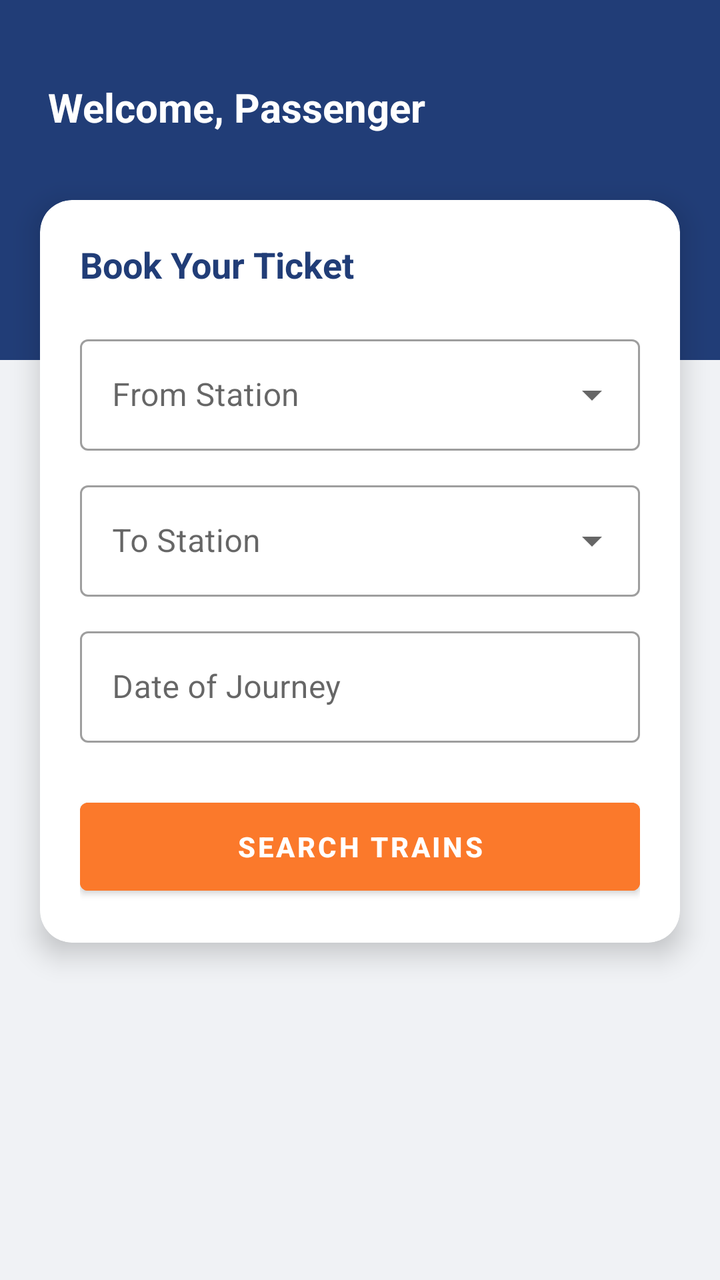
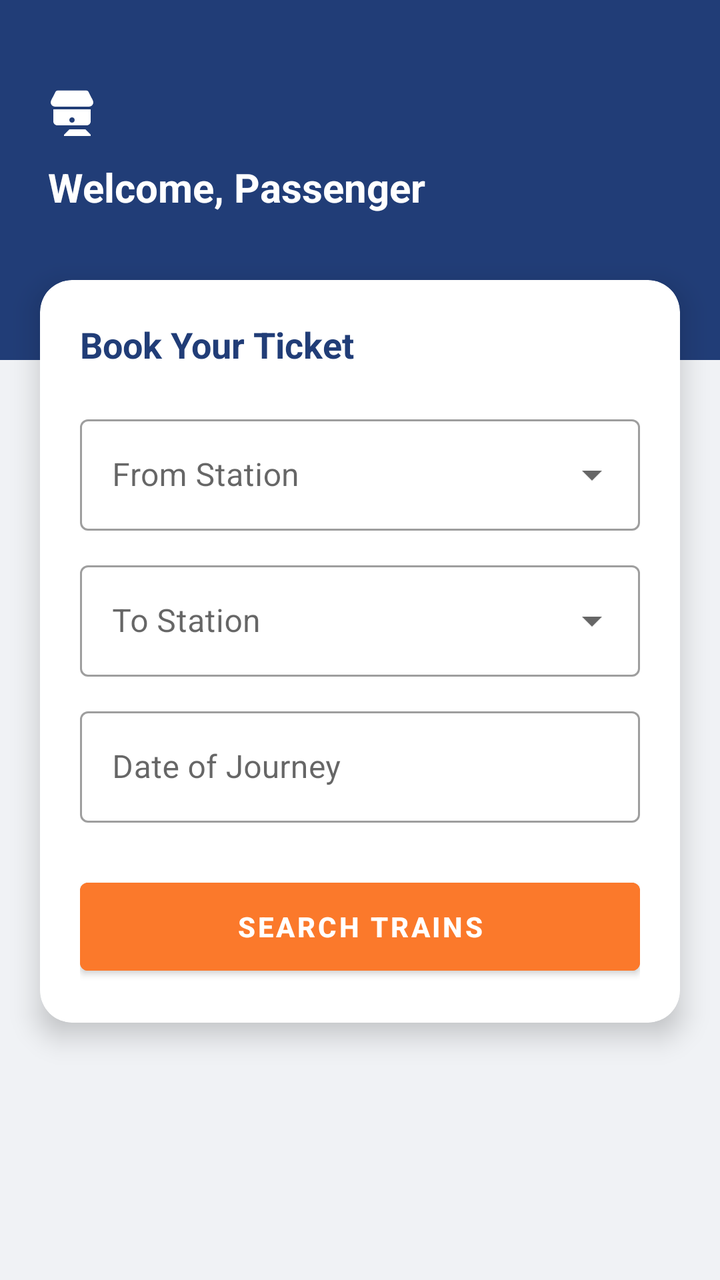

Compare the two renders of this Android layout. The source of the first and the diff that turns it into the second are given below.
<!-- AndroidManifest.xml: application theme Theme.IRCTC -->
<!-- res/layout/activity_main.xml -->
<?xml version="1.0" encoding="utf-8"?>
<androidx.constraintlayout.widget.ConstraintLayout xmlns:android="http://schemas.android.com/apk/res/android"
    xmlns:app="http://schemas.android.com/apk/res-auto"
    android:layout_width="match_parent"
    android:layout_height="match_parent"
    android:background="#F0F2F5">

    <View
        android:id="@+id/topBar"
        android:layout_width="match_parent"
        android:layout_height="180dp"
        android:background="#213D77"
        app:layout_constraintTop_toTopOf="parent" />

    <TextView
        android:id="@+id/welcomeText"
        android:layout_width="wrap_content"
        android:layout_height="wrap_content"
        android:layout_marginStart="24dp"
        android:layout_marginTop="40dp"
        android:text="Welcome, Passenger"
        android:textColor="#FFFFFF"
        android:textSize="20sp"
        android:textStyle="bold"
        app:layout_constraintStart_toStartOf="parent"
        app:layout_constraintTop_toTopOf="parent" />

    <androidx.cardview.widget.CardView
        android:id="@+id/searchCard"
        android:layout_width="match_parent"
        android:layout_height="wrap_content"
        android:layout_marginHorizontal="20dp"
        android:layout_marginTop="100dp"
        app:cardCornerRadius="16dp"
        app:cardElevation="8dp"
        app:layout_constraintTop_toTopOf="parent">

        <LinearLayout
            android:layout_width="match_parent"
            android:layout_height="wrap_content"
            android:orientation="vertical"
            android:padding="20dp">

            <TextView
                android:layout_width="wrap_content"
                android:layout_height="wrap_content"
                android:text="Book Your Ticket"
                android:textColor="#213D77"
                android:textSize="18sp"
                android:textStyle="bold" />

            <com.google.android.material.textfield.TextInputLayout
                style="@style/Widget.MaterialComponents.TextInputLayout.OutlinedBox.ExposedDropdownMenu"
                android:layout_width="match_parent"
                android:layout_height="wrap_content"
                android:layout_marginTop="20dp"
                android:hint="From Station">

                <AutoCompleteTextView
                    android:id="@+id/fromStation"
                    android:layout_width="match_parent"
                    android:layout_height="wrap_content"
                    android:inputType="text" />
            </com.google.android.material.textfield.TextInputLayout>

            <com.google.android.material.textfield.TextInputLayout
                style="@style/Widget.MaterialComponents.TextInputLayout.OutlinedBox.ExposedDropdownMenu"
                android:layout_width="match_parent"
                android:layout_height="wrap_content"
                android:layout_marginTop="12dp"
                android:hint="To Station">

                <AutoCompleteTextView
                    android:id="@+id/toStation"
                    android:layout_width="match_parent"
                    android:layout_height="wrap_content"
                    android:inputType="text" />
            </com.google.android.material.textfield.TextInputLayout>

            <com.google.android.material.textfield.TextInputLayout
                style="@style/Widget.MaterialComponents.TextInputLayout.OutlinedBox"
                android:layout_width="match_parent"
                android:layout_height="wrap_content"
                android:layout_marginTop="12dp"
                android:hint="Date of Journey">

                <com.google.android.material.textfield.TextInputEditText
                    android:id="@+id/journeyDate"
                    android:layout_width="match_parent"
                    android:layout_height="wrap_content"
                    android:focusable="false"
                    android:inputType="none" />
            </com.google.android.material.textfield.TextInputLayout>

            <Button
                android:id="@+id/searchBtn"
                android:layout_width="match_parent"
                android:layout_height="56dp"
                android:layout_marginTop="24dp"
                android:backgroundTint="#FB792B"
                android:text="SEARCH TRAINS"
                android:textStyle="bold" />

        </LinearLayout>
    </androidx.cardview.widget.CardView>

</androidx.constraintlayout.widget.ConstraintLayout>
<!-- resources referenced by this layout -->
<resources>
  <style name="Theme.IRCTC" parent="Theme.MaterialComponents.DayNight.NoActionBar">
          
          <item name="colorPrimary">@color/irctc_blue</item>
          <item name="colorPrimaryVariant">@color/irctc_blue</item>
          <item name="onPrimary">@color/white</item>
          
          <item name="colorSecondary">@color/irctc_orange</item>
          <item name="colorSecondaryVariant">@color/irctc_orange</item>
          <item name="onSecondary">@color/black</item>
          
          <item name="android:statusBarColor">?attr/colorPrimaryVariant</item>
          
      </style>
  <color name="irctc_blue">#213D77</color>
  <color name="white">#FFFFFFFF</color>
  <color name="irctc_orange">#F58220</color>
  <color name="black">#FF000000</color>
</resources>

<!-- the commit's change to res/layout/activity_main.xml (unified diff, before → after) -->
@@ -1,107 +1,158 @@
 <?xml version="1.0" encoding="utf-8"?>
-<androidx.constraintlayout.widget.ConstraintLayout xmlns:android="http://schemas.android.com/apk/res/android"
+<androidx.drawerlayout.widget.DrawerLayout xmlns:android="http://schemas.android.com/apk/res/android"
     xmlns:app="http://schemas.android.com/apk/res-auto"
+    android:id="@+id/drawerLayout"
     android:layout_width="match_parent"
-    android:layout_height="match_parent"
-    android:background="#F0F2F5">
+    android:layout_height="match_parent">
 
-    <View
-        android:id="@+id/topBar"
+    <androidx.constraintlayout.widget.ConstraintLayout
         android:layout_width="match_parent"
-        android:layout_height="180dp"
-        android:background="#213D77"
-        app:layout_constraintTop_toTopOf="parent" />
+        android:layout_height="match_parent"
+        android:background="#F0F2F5">
+
+        <View
+            android:id="@+id/topBar"
+            android:layout_width="match_parent"
+            android:layout_height="180dp"
+            android:background="#213D77"
+            app:layout_constraintTop_toTopOf="parent" />
+
+        <ImageView
+            android:id="@+id/menuBtn"
+            android:layout_width="32dp"
+            android:layout_height="32dp"
+            android:layout_marginStart="20dp"
+            android:layout_marginTop="40dp"
+            android:src="@drawable/ic_subway"
+            app:layout_constraintStart_toStartOf="parent"
+            app:layout_constraintTop_toTopOf="parent"
+            app:tint="#FFFFFF" />
+
+        <TextView
+            android:id="@+id/welcomeText"
+            android:layout_width="wrap_content"
+            android:layout_height="wrap_content"
+            android:layout_marginStart="24dp"
+            android:layout_marginTop="80dp"
+            android:text="Welcome, Passenger"
+            android:textColor="#FFFFFF"
+            android:textSize="20sp"
+            android:textStyle="bold"
+            app:layout_constraintStart_toStartOf="parent"
+            app:layout_constraintTop_toTopOf="parent" />
+
+        <androidx.cardview.widget.CardView
+            android:id="@+id/searchCard"
+            android:layout_width="match_parent"
+            android:layout_height="wrap_content"
+            android:layout_marginHorizontal="20dp"
+            android:layout_marginTop="140dp"
+            app:cardCornerRadius="16dp"
+            app:cardElevation="8dp"
+            app:layout_constraintTop_toTopOf="parent">
+
+            <LinearLayout
+                android:layout_width="match_parent"
+                android:layout_height="wrap_content"
+                android:orientation="vertical"
+                android:padding="20dp">
+
+                <TextView
+                    android:layout_width="wrap_content"
+                    android:layout_height="wrap_content"
+                    android:text="Book Your Ticket"
+                    android:textColor="#213D77"
+                    android:textSize="18sp"
+                    android:textStyle="bold" />
+
+                <com.google.android.material.textfield.TextInputLayout
+                    style="@style/Widget.MaterialComponents.TextInputLayout.OutlinedBox.ExposedDropdownMenu"
+                    android:layout_width="match_parent"
+                    android:layout_height="wrap_content"
+                    android:layout_marginTop="20dp"
+                    android:hint="From Station">
+
+                    <AutoCompleteTextView
+                        android:id="@+id/fromStation"
+                        android:layout_width="match_parent"
+                        android:layout_height="wrap_content"
+                        android:inputType="text" />
+                </com.google.android.material.textfield.TextInputLayout>
+
+                <com.google.android.material.textfield.TextInputLayout
+                    style="@style/Widget.MaterialComponents.TextInputLayout.OutlinedBox.ExposedDropdownMenu"
+                    android:layout_width="match_parent"
+                    android:layout_height="wrap_content"
+                    android:layout_marginTop="12dp"
+                    android:hint="To Station">
+
+                    <AutoCompleteTextView
+                        android:id="@+id/toStation"
+                        android:layout_width="match_parent"
+                        android:layout_height="wrap_content"
+                        android:inputType="text" />
+                </com.google.android.material.textfield.TextInputLayout>
+
+                <com.google.android.material.textfield.TextInputLayout
+                    style="@style/Widget.MaterialComponents.TextInputLayout.OutlinedBox"
+                    android:layout_width="match_parent"
+                    android:layout_height="wrap_content"
+                    android:layout_marginTop="12dp"
+                    android:hint="Date of Journey">
+
+                    <com.google.android.material.textfield.TextInputEditText
+                        android:id="@+id/journeyDate"
+                        android:layout_width="match_parent"
+                        android:layout_height="wrap_content"
+                        android:focusable="false"
+                        android:inputType="none" />
+                </com.google.android.material.textfield.TextInputLayout>
+
+                <Button
+                    android:id="@+id/searchBtn"
+                    android:layout_width="match_parent"
+                    android:layout_height="56dp"
+                    android:layout_marginTop="24dp"
+                    android:backgroundTint="#FB792B"
+                    android:text="SEARCH TRAINS"
+                    android:textStyle="bold" />
+
+            </LinearLayout>
+        </androidx.cardview.widget.CardView>
+    </androidx.constraintlayout.widget.ConstraintLayout>
+
+    <com.google.android.material.navigation.NavigationView
+        android:id="@+id/navigationView"
+        android:layout_width="wrap_content"
+        android:layout_height="match_parent"
+        android:layout_gravity="start"
+        app:headerLayout="@layout/nav_header"
+        app:menu="@menu/nav_menu" />
+
+</androidx.drawerlayout.widget.DrawerLayout>
+<!-- res/layout/nav_header.xml (included above) -->
+<?xml version="1.0" encoding="utf-8"?>
+<LinearLayout xmlns:android="http://schemas.android.com/apk/res/android"
+    android:layout_width="match_parent"
+    android:layout_height="180dp"
+    android:background="#213D77"
+    android:gravity="bottom"
+    android:orientation="vertical"
+    android:padding="20dp">
+
+    <ImageView
+        android:layout_width="64dp"
+        android:layout_height="64dp"
+        android:src="@drawable/ic_subway" />
 
     <TextView
-        android:id="@+id/welcomeText"
+        android:id="@+id/navUserName"
         android:layout_width="wrap_content"
         android:layout_height="wrap_content"
-        android:layout_marginStart="24dp"
-        android:layout_marginTop="40dp"
-        android:text="Welcome, Passenger"
+        android:layout_marginTop="12dp"
+        android:text="Guest User"
         android:textColor="#FFFFFF"
-        android:textSize="20sp"
-        android:textStyle="bold"
-        app:layout_constraintStart_toStartOf="parent"
-        app:layout_constraintTop_toTopOf="parent" />
+        android:textSize="18sp"
+        android:textStyle="bold" />
 
-    <androidx.cardview.widget.CardView
-        android:id="@+id/searchCard"
-        android:layout_width="match_parent"
-        android:layout_height="wrap_content"
-        android:layout_marginHorizontal="20dp"
-        android:layout_marginTop="100dp"
-        app:cardCornerRadius="16dp"
-        app:cardElevation="8dp"
-        app:layout_constraintTop_toTopOf="parent">
-
-        <LinearLayout
-            android:layout_width="match_parent"
-            android:layout_height="wrap_content"
-            android:orientation="vertical"
-            android:padding="20dp">
-
-            <TextView
-                android:layout_width="wrap_content"
-                android:layout_height="wrap_content"
-                android:text="Book Your Ticket"
-                android:textColor="#213D77"
-                android:textSize="18sp"
-                android:textStyle="bold" />
-
-            <com.google.android.material.textfield.TextInputLayout
-                style="@style/Widget.MaterialComponents.TextInputLayout.OutlinedBox.ExposedDropdownMenu"
-                android:layout_width="match_parent"
-                android:layout_height="wrap_content"
-                android:layout_marginTop="20dp"
-                android:hint="From Station">
-
-                <AutoCompleteTextView
-                    android:id="@+id/fromStation"
-                    android:layout_width="match_parent"
-                    android:layout_height="wrap_content"
-                    android:inputType="text" />
-            </com.google.android.material.textfield.TextInputLayout>
-
-            <com.google.android.material.textfield.TextInputLayout
-                style="@style/Widget.MaterialComponents.TextInputLayout.OutlinedBox.ExposedDropdownMenu"
-                android:layout_width="match_parent"
-                android:layout_height="wrap_content"
-                android:layout_marginTop="12dp"
-                android:hint="To Station">
-
-                <AutoCompleteTextView
-                    android:id="@+id/toStation"
-                    android:layout_width="match_parent"
-                    android:layout_height="wrap_content"
-                    android:inputType="text" />
-            </com.google.android.material.textfield.TextInputLayout>
-
-            <com.google.android.material.textfield.TextInputLayout
-                style="@style/Widget.MaterialComponents.TextInputLayout.OutlinedBox"
-                android:layout_width="match_parent"
-                android:layout_height="wrap_content"
-                android:layout_marginTop="12dp"
-                android:hint="Date of Journey">
-
-                <com.google.android.material.textfield.TextInputEditText
-                    android:id="@+id/journeyDate"
-                    android:layout_width="match_parent"
-                    android:layout_height="wrap_content"
-                    android:focusable="false"
-                    android:inputType="none" />
-            </com.google.android.material.textfield.TextInputLayout>
-
-            <Button
-                android:id="@+id/searchBtn"
-                android:layout_width="match_parent"
-                android:layout_height="56dp"
-                android:layout_marginTop="24dp"
-                android:backgroundTint="#FB792B"
-                android:text="SEARCH TRAINS"
-                android:textStyle="bold" />
-
-        </LinearLayout>
-    </androidx.cardview.widget.CardView>
-
-</androidx.constraintlayout.widget.ConstraintLayout>
+</LinearLayout>
<!-- resource entries referenced after the edit -->
@@ -1,5 +1,15 @@
 <!-- resources referenced by this layout -->
 <resources>
+  <!-- drawable ic_subway (drawable) -->
+  <vector xmlns:android="http://schemas.android.com/apk/res/android"
+      android:width="24dp"
+      android:height="24dp"
+      android:viewportWidth="24"
+      android:viewportHeight="24">
+      <path
+          android:fillColor="#000000"
+          android:pathData="M17.41,3.96L17.41,3.96c0.32,0 0.6,0.18 0.75,0.45l1.6,3.12C20.44,8.9 19.46,10 18.25,10H5.75c-1.21,0 -2.19,-1.1 -1.51,-2.47l1.6,-3.12c0.15,-0.27 0.43,-0.45 0.75,-0.45h0.01M5,15.5C5,16.33 5.67,17 6.5,17h11c0.83,0 1.5,-0.67 1.5,-1.5V11H5v4.5zM12,14c0.55,0 1,0.45 1,1s-0.45,1 -1,1 -1,-0.45 -1,-1 0.45,-1 1,-1zM11,18.5l-2,2v0.5h10v-0.5l-2,-2H11z" />
+  </vector>
   <style name="Theme.IRCTC" parent="Theme.MaterialComponents.DayNight.NoActionBar">
           
           <item name="colorPrimary">@color/irctc_blue</item>
